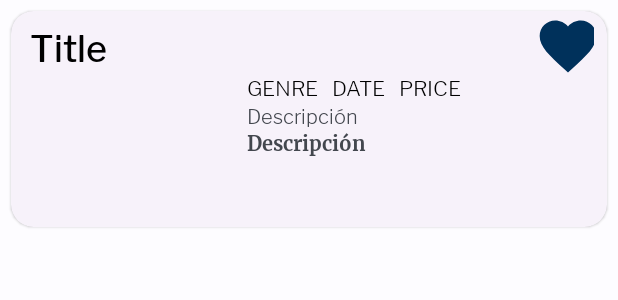
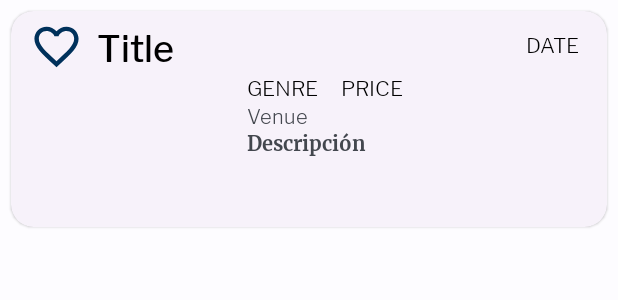
Before and after one commit to DaveJeje/Gallerina, an Android app: the layout cardview_faves.xml on its own in the app's theme, with its tools: preview values and no code run, on a phone screen of 412 x 824 dp. Shown: the top 300 px of the screen. Run offline under Robolectric (Android 15) with nearby library versions, the phone set to English and light mode, and no system bars.

Commit message:
version sprint 5

```diff
--- a/app/src/main/java/com/example/gallerina/view/adapter/CinemaAdapter.kt
+++ b/app/src/main/java/com/example/gallerina/view/adapter/CinemaAdapter.kt
@@ -12,7 +12,8 @@ import com.example.gallerina.model.Cinema
 import com.squareup.picasso.Picasso
 
 
-class CinemaAdapter(val context: Context, var clickListener: OnMovieItemClickListener):RecyclerView.Adapter<CinemaAdapter.ViewHolder>() {
+class CinemaAdapter(val context: Context, var clickListener: OnMovieItemClickListener):
+    RecyclerView.Adapter<CinemaAdapter.ViewHolder>() {
     var cinemaList= mutableListOf<Cinema>()
     fun setListData(data:MutableList<Cinema>){
         cinemaList=data
@@ -21,7 +22,8 @@ class CinemaAdapter(val context: Context, var clickListener: OnMovieItemClickLis
 
 
     override fun onCreateViewHolder(ViewGroup: ViewGroup, position: Int): ViewHolder {
-        val v=LayoutInflater.from(ViewGroup.context).inflate(R.layout.cardview_cinema,
+        val v=LayoutInflater.from(ViewGroup.context).inflate(
+            R.layout.cardview_cinema,
         ViewGroup,false)
         return ViewHolder(v)
 
--- a/app/src/main/java/com/example/gallerina/view/ui/activities/Signup.kt
+++ b/app/src/main/java/com/example/gallerina/view/ui/activities/Signup.kt
@@ -21,7 +21,7 @@ class Signup:AppCompatActivity() {
     lateinit var name:EditText
     lateinit var email:EditText
 
-    lateinit var database: FirebaseDatabase
+
     lateinit var dbReference: DatabaseReference
 
     override fun onCreate(savedInstanceState: Bundle?) {
@@ -29,8 +29,7 @@ class Signup:AppCompatActivity() {
         setContentView(R.layout.activity_signup)
 
         firebaseAuth = Firebase.auth
-        database= FirebaseDatabase.getInstance()
-        dbReference=database.reference.child("Usuario")
+        dbReference=Firebase.database.reference.child("User")
         name = findViewById<EditText>(R.id.signupName)
         email = findViewById<EditText>(R.id.signupMail)
         val pass = findViewById<EditText>(R.id.signupPass)
--- a/app/src/main/java/com/example/gallerina/view/ui/fragments/DetailsScreenFragment.kt
+++ b/app/src/main/java/com/example/gallerina/view/ui/fragments/DetailsScreenFragment.kt
@@ -76,7 +76,7 @@ class DetailsScreenFragment : DialogFragment(), OnMovieItemClickListener {
             "venue" to venue,
             "date" to date,
             "price" to price,
-            "url" to url)
+            "imgurl" to url)
         database.collection("Faves")
             .document(title.toString())
             .set(data)
--- /dev/null
+++ b/app/src/main/res/drawable/ic_baseline_edit_24.xml
@@ -0,0 +1,5 @@
+<vector android:height="24dp" android:tint="#000000"
+    android:viewportHeight="24" android:viewportWidth="24"
+    android:width="24dp" xmlns:android="http://schemas.android.com/apk/res/android">
+    <path android:fillColor="@android:color/white" android:pathData="M3,17.25V21h3.75L17.81,9.94l-3.75,-3.75L3,17.25zM20.71,7.04c0.39,-0.39 0.39,-1.02 0,-1.41l-2.34,-2.34c-0.39,-0.39 -1.02,-0.39 -1.41,0l-1.83,1.83 3.75,3.75 1.83,-1.83z"/>
+</vector>
--- /dev/null
+++ b/app/src/main/res/drawable/ic_baseline_heart_broken_24.xml
@@ -0,0 +1,5 @@
+<vector android:height="24dp" android:tint="#000000"
+    android:viewportHeight="24" android:viewportWidth="24"
+    android:width="24dp" xmlns:android="http://schemas.android.com/apk/res/android">
+    <path android:fillColor="@android:color/white" android:pathData="M16.5,3c-0.96,0 -1.9,0.25 -2.73,0.69L12,9h3l-3,10l1,-9h-3l1.54,-5.39C10.47,3.61 9.01,3 7.5,3C4.42,3 2,5.42 2,8.5c0,4.13 4.16,7.18 10,12.5c5.47,-4.94 10,-8.26 10,-12.5C22,5.42 19.58,3 16.5,3z"/>
+</vector>
--- a/app/src/main/res/layout/cardview_faves.xml
+++ b/app/src/main/res/layout/cardview_faves.xml
@@ -24,12 +24,25 @@
         android:paddingEnd="3dp"
         android:paddingBottom="4dp">
 
+        <Button
+            android:id="@+id/noLongerfaveButton"
+            style="@style/faveButton"
+            android:layout_width="35dp"
+            android:layout_height="35dp"
+            android:layout_alignParentStart="true"
+            android:layout_marginStart="5dp"
+            android:background="@drawable/ic_outline_fav"
+            android:backgroundTint="#FF0000"
+            android:textAllCaps="false"
+            app:strokeColor="#FF0000"
+            tools:ignore="SpeakableTextPresentCheck" />
+
         <TextView
             android:id="@+id/tvTitleCinema"
             android:layout_width="wrap_content"
             android:layout_height="wrap_content"
-            android:layout_alignParentStart="true"
-            android:layout_marginStart="5dp"
+            android:layout_marginStart="9dp"
+            android:layout_toEndOf="@+id/noLongerfaveButton"
             android:fontFamily="@font/librefranklin_medium"
             android:text="Title"
             android:textColor="@color/black"
@@ -61,9 +74,10 @@
             android:id="@+id/tvDateCinema"
             android:layout_width="wrap_content"
             android:layout_height="wrap_content"
-            android:layout_above="@id/tvVenue"
-            android:layout_marginStart="9dp"
-            android:layout_toEndOf="@+id/tvGenreCinema"
+            android:layout_alignParentTop="true"
+            android:layout_alignParentEnd="true"
+            android:layout_marginTop="5dp"
+            android:layout_marginEnd="10dp"
             android:fontFamily="@font/librefranklin_light"
             android:gravity="bottom"
             android:text="Date"
@@ -76,8 +90,8 @@
             android:layout_width="wrap_content"
             android:layout_height="wrap_content"
             android:layout_above="@id/tvVenue"
-            android:layout_marginStart="9dp"
-            android:layout_toEndOf="@+id/tvDateCinema"
+            android:layout_marginStart="15dp"
+            android:layout_toEndOf="@id/tvGenreCinema"
             android:fontFamily="@font/librefranklin_light"
             android:gravity="bottom"
             android:text="Price"
@@ -94,7 +108,7 @@
             android:layout_marginTop="0dp"
             android:layout_toEndOf="@id/imgCinema"
             android:fontFamily="@font/librefranklin_light"
-            android:text="Descripción"
+            android:text="Venue"
             android:textColor="@color/md_theme_dark_outlineVariant"
             android:textSize="13sp" />
 
@@ -111,30 +125,6 @@
             android:textColor="@color/md_theme_dark_outlineVariant"
             android:textSize="13sp" />
 
-        <LinearLayout
-            android:layout_width="40dp"
-            android:layout_height="40dp"
-            android:layout_alignParentTop="true"
-            android:layout_alignParentEnd="true"
-            android:layout_marginTop="0dp"
-            android:layout_marginEnd="0dp"
-            android:orientation="vertical">
-
-            <Button
-                android:id="@+id/FaveButton"
-                style="@style/faveButton"
-                android:layout_width="wrap_content"
-                android:layout_height="wrap_content"
-                android:layout_marginTop="-5dp"
-                android:layout_marginEnd="-5dp"
-                android:background="@drawable/ic_baseline_favorite_24"
-                android:backgroundTint="#FF0000"
-                android:textAllCaps="false"
-                tools:ignore="SpeakableTextPresentCheck" />
-
-
-        </LinearLayout>
-
     </RelativeLayout>
 
 </com.google.android.material.card.MaterialCardView>
--- a/app/src/main/res/layout/fragment_fave.xml
+++ b/app/src/main/res/layout/fragment_fave.xml
@@ -60,9 +60,10 @@
         app:layout_constraintTop_toBottomOf="@+id/nameProfile" />
 
     <ImageButton
-        android:id="@+id/imageButton2"
+        android:id="@+id/editEmailButton"
         android:layout_width="wrap_content"
         android:layout_height="wrap_content"
+        android:layout_marginTop="-5dp"
         android:backgroundTint="@color/blue"
         android:minHeight="48dp"
         android:src="@drawable/ic_baseline_edit_note_24"
@@ -106,9 +107,10 @@
     </ScrollView>
 
     <ImageButton
-        android:id="@+id/imageButton"
+        android:id="@+id/editNameButton"
         android:layout_width="wrap_content"
         android:layout_height="wrap_content"
+        android:layout_marginTop="-5dp"
         android:backgroundTint="@color/blue"
         android:minHeight="48dp"
         android:src="@drawable/ic_baseline_edit_note_24"
```
Also changed, not shown: app/src/main/java/com/example/gallerina/view/adapter/FaveAdapter.kt (+14 -1 lines), app/src/main/java/com/example/gallerina/view/ui/activities/Home.kt (+1 -6 lines), app/src/main/java/com/example/gallerina/view/ui/fragments/FaveFragment.kt (+75 -1 lines), app/src/main/res/layout/cardview_cinema.xml (+0 -31 lines), app/src/main/res/layout/fragment_details_screen.xml (+53 -47 lines).
